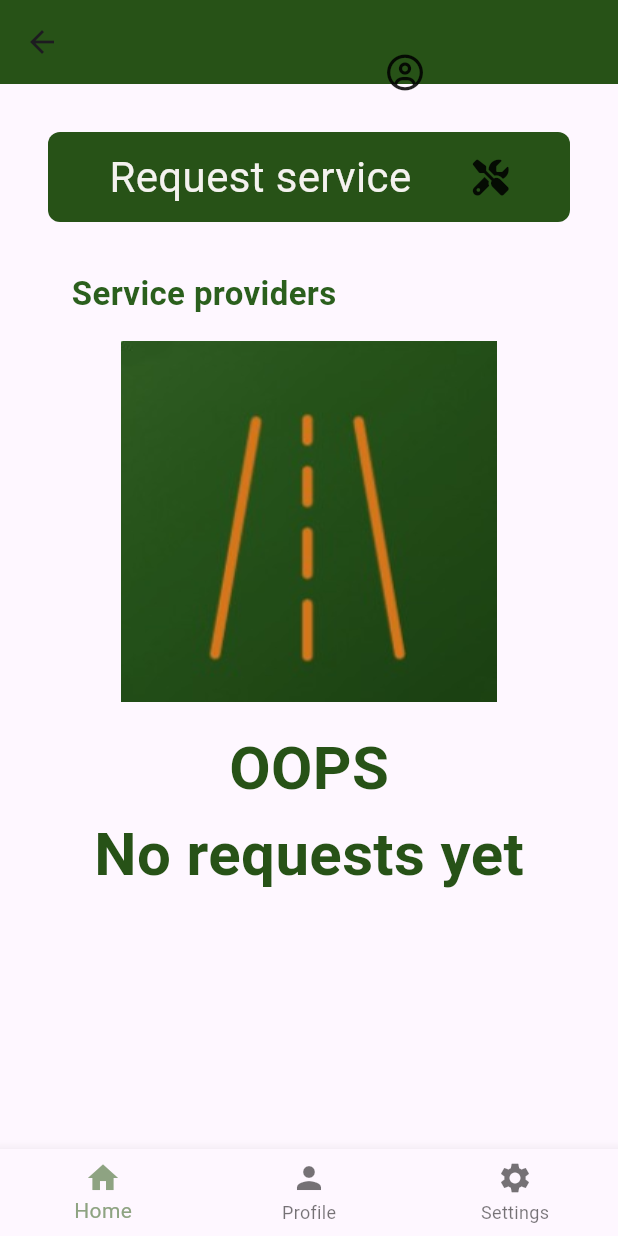
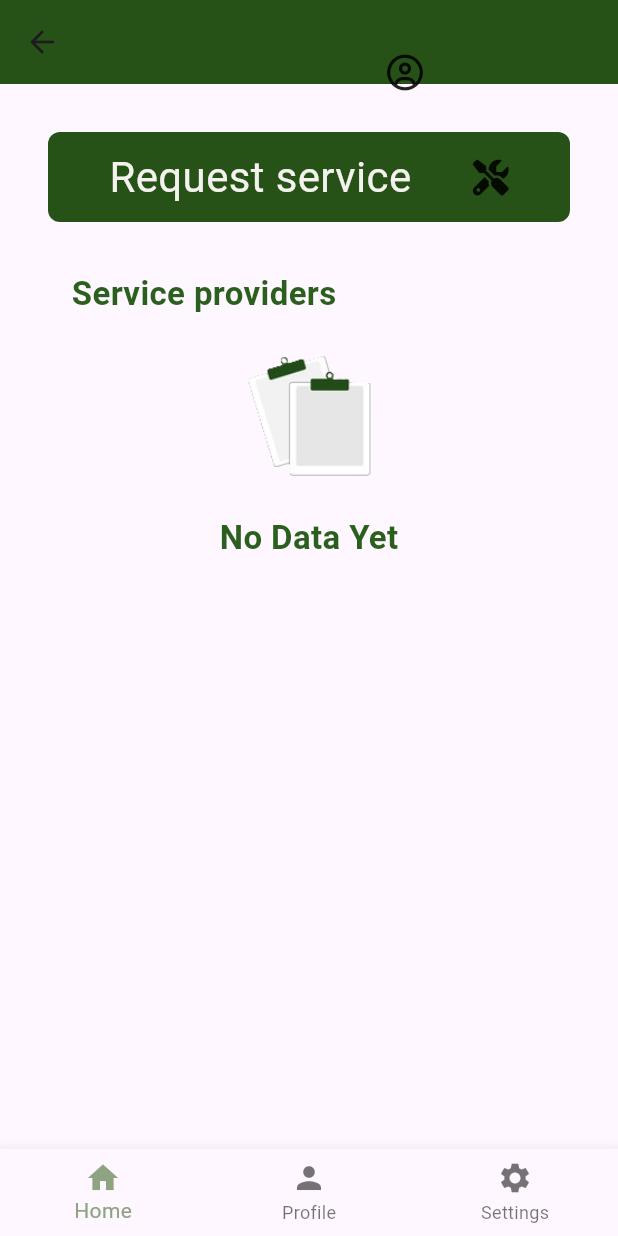
Before and after one commit to MohamedMagdy2810/Roadside-assitance, a Flutter app: the homeView screen opened by its route, on a phone screen of 412 x 824 dp. Run offline on Flutter 3.47's test engine with Material 3 defaults, Android fonts, the light colour scheme and no system bars; our stand-ins replace flutter_bloc, font_awesome_flutter, introduction_screen, modal_progress_hud_nsn, shared_preferences; accounts and stored records are empty.

Commit message:
chnage the no data state

```diff
--- a/lib/widgets/no_data_body.dart
+++ b/lib/widgets/no_data_body.dart
@@ -51,10 +51,10 @@ class noData extends StatelessWidget {
               ),
             ),
             SizedBox(height: 16,),
-            Image.asset('assets/images/m.jpg',),
+            Image.asset('assets/images/no_data2.png',height: 100,),
             SizedBox(height: 16,),
-            Text('OOPS',style: TextStyle(color: Color(0xff275217),fontSize: 40,fontWeight: FontWeight.bold),),
-            Text('No requests yet',style: TextStyle(color: Color(0xff275217),fontSize: 40,fontWeight: FontWeight.bold),)
+            Text('No Data Yet',style: TextStyle(color:lightGreen,fontSize: 22,fontWeight: FontWeight.bold),),
+            // Text('No requests yet',style: TextStyle(color: Color(0xff275217),fontSize: 40,fontWeight: FontWeight.bold),)
             // customRequestWidget(response_model('Mohamed', 'Gas Station', 012, 012))
           ],
         )
```
Also changed, not shown: lib/services/Api.dart (+8 -0 lines), assets/images/home_page.webp (deleted), assets/images/noData.jpg (deleted), assets/images/noData1.png (deleted), assets/images/noData2.png (deleted), assets/images/no_data2.png (added), assets/images/noo.jpg (deleted).
